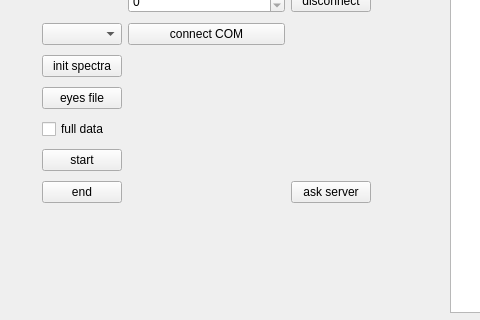
ArtfulVampire/TcpClient, file mainwindow.ui: the form before one commit; both pictures show x 0 to 480 and y 105 to 425 of the 902 by 711 pixel window.
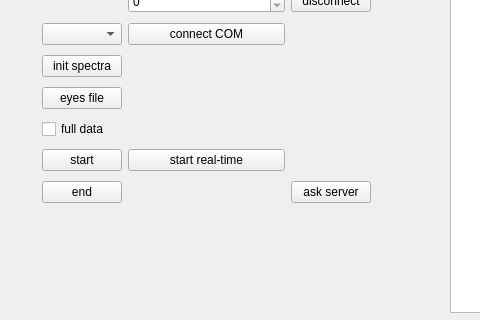
The form after the commit.

```diff
--- a/mainwindow.ui
+++ b/mainwindow.ui
@@ -109,6 +109,13 @@
        </property>
       </widget>
      </item>
+     <item row="7" column="1">
+      <widget class="QPushButton" name="startRealTimePushButton">
+       <property name="text">
+        <string>start real-time</string>
+       </property>
+      </widget>
+     </item>
     </layout>
    </widget>
   </widget>
```
Left out of the diff: 2 changed lines with no effect on the pictures.
